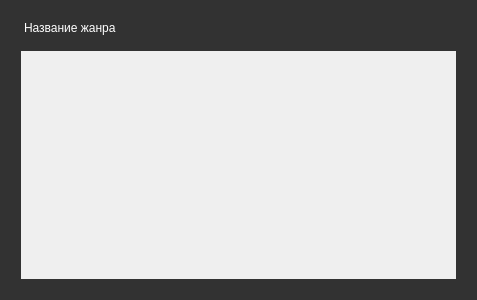
First picture: the form in src/cinemagenrecard.ui, repository dimkashelk/SimpleKinopoiskQt, before the edit.
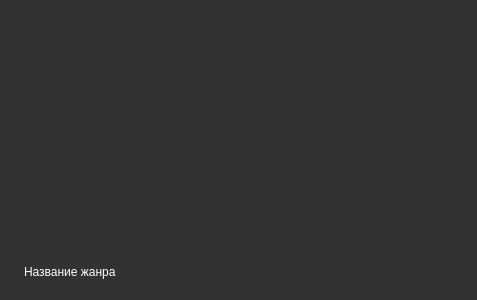
Second picture: the form after the edit.

```diff
--- a/src/cinemagenrecard.ui
+++ b/src/cinemagenrecard.ui
@@ -14,14 +14,14 @@
    <string>Frame</string>
   </property>
   <property name="styleSheet">
-   <string notr="true">QFrame {
+   <string notr="true">QFrame, QWidget {
 	border-radius: 25px;
     padding: 5px;
 	background-color: rgb(50, 50, 50);
 }
 
 QLabel {
-	font: 25 18pt &quot;Segoe UI Light&quot;;
+	font: 25 25pt &quot;Segoe UI Light&quot;;
 	color: rgb(255, 255, 255);
 	border: 0px solid rgba(255, 255, 255, 0); 
 	border-radius: 25px;
@@ -118,12 +118,7 @@
   </property>
   <layout class="QVBoxLayout" name="verticalLayout">
    <item>
-    <widget class="QLabel" name="label">
-     <property name="text">
-      <string>Название жанра</string>
-     </property>
-    </widget>
-   </item>
+    <layout class="QVBoxLayout" name="main">
    <item>
     <widget class="QScrollArea" name="scrollArea">
      <property name="widgetResizable">
@@ -134,12 +129,26 @@
        <rect>
         <x>0</x>
         <y>0</y>
-        <width>439</width>
-        <height>214</height>
-       </rect>
-      </property>
-     </widget>
-    </widget>
+          <width>437</width>
+          <height>199</height>
+         </rect>
+        </property>
+        <layout class="QHBoxLayout" name="horizontalLayout_2">
+         <item>
+          <layout class="QHBoxLayout" name="cinema"/>
+         </item>
+        </layout>
+       </widget>
+      </widget>
+     </item>
+     <item>
+      <widget class="QLabel" name="label">
+       <property name="text">
+        <string>Название жанра</string>
+       </property>
+      </widget>
+     </item>
+    </layout>
    </item>
   </layout>
  </widget>
```
Lines whose indentation alone changed are shown as unchanged.
